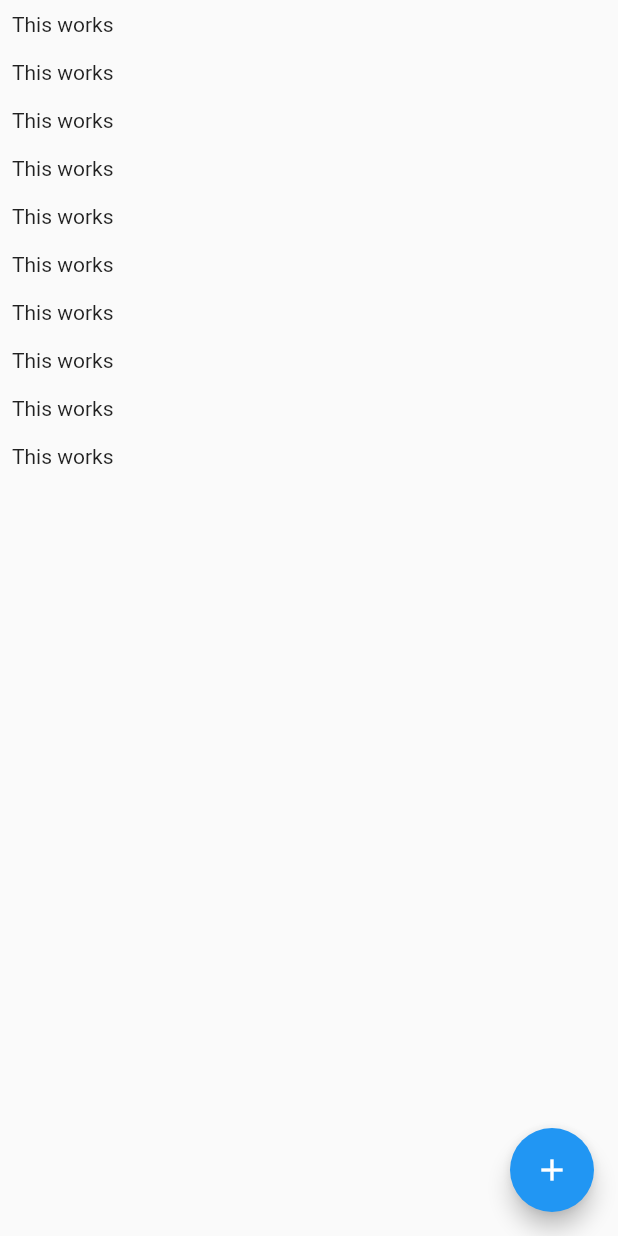
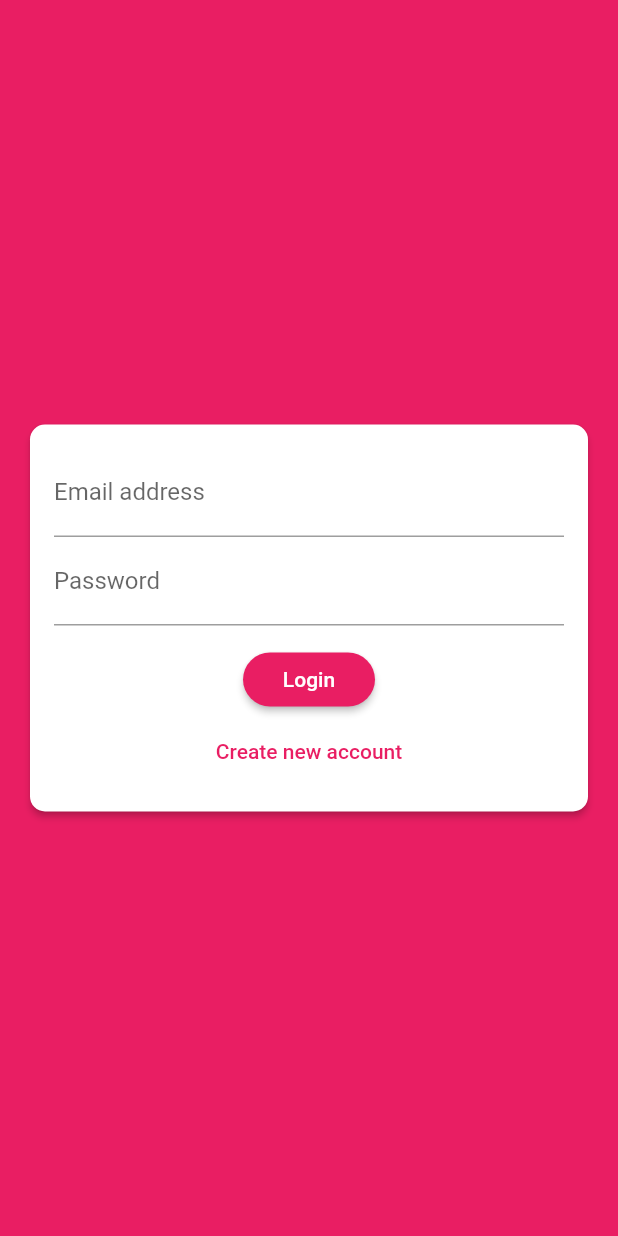
Before and after one commit to BunlaiKek/chat_app, a Flutter app: the screen it shows after launch, on a phone screen of 412 x 824 dp. Run offline on Flutter 3.47's test engine with Material 2 defaults, Android fonts, the phone set to English and light mode, and no system bars; our stand-ins replace cloud_firestore, firebase_auth; accounts and stored records are empty.

Commit message:
finish video 324

```diff
--- a/lib/main.dart
+++ b/lib/main.dart
@@ -1,5 +1,7 @@
 import './screens/chat_screen.dart';
 import 'package:flutter/material.dart';
+import 'package:firebase_auth/firebase_auth.dart';
+import './screens/auth_screen.dart';
 
 void main() {
   runApp(MyApp());
@@ -12,12 +14,29 @@ class MyApp extends StatelessWidget {
     return MaterialApp(
       title: 'Chat App',
       theme: ThemeData(
-
-        primarySwatch: Colors.blue,
-
+        primarySwatch: Colors.pink,
+        backgroundColor: Colors.pink,
+        accentColor: Colors.deepPurple,
+        accentColorBrightness: Brightness.dark,
+        buttonTheme: ButtonTheme.of(context).copyWith(
+          buttonColor: Colors.pink,
+          textTheme: ButtonTextTheme.primary,
+          shape: RoundedRectangleBorder(
+            borderRadius: BorderRadius.circular(20),
+          ),
+        ),
         visualDensity: VisualDensity.adaptivePlatformDensity,
       ),
-      home: ChatScreen(),
+      home: StreamBuilder(
+        stream: FirebaseAuth.instance.onAuthStateChanged,
+        builder: (context, userSnapshot) {
+          if (userSnapshot.hasData) {
+            return ChatScreen();
+          } else {
+            return AuthScreen();
+          }
+        },
+      ),
     );
   }
 }
--- a/lib/screens/auth_screen.dart
+++ b/lib/screens/auth_screen.dart
@@ -0,0 +1,75 @@
+import 'package:flutter/material.dart';
+import 'package:firebase_auth/firebase_auth.dart';
+import 'package:cloud_firestore/cloud_firestore.dart';
+import 'package:flutter/services.dart';
+import '../widgets/auth/auth_form.dart';
+
+class AuthScreen extends StatefulWidget {
+  @override
+  _AuthScreenState createState() => _AuthScreenState();
+}
+
+class _AuthScreenState extends State<AuthScreen> {
+  final _auth = FirebaseAuth.instance;
+
+  var _isLoading = false;
+
+  void _submitAuthForm(
+    String email,
+    String password,
+    String username,
+    bool isLogin,
+    BuildContext ctx,
+  ) async {
+    AuthResult authResult;
+
+    try {
+      setState(() {
+        _isLoading = true;
+      });
+      if (isLogin) {
+        authResult = await _auth.signInWithEmailAndPassword(
+          email: email,
+          password: password,
+        );
+      } else {
+        authResult = await _auth.createUserWithEmailAndPassword(
+          email: email,
+          password: password,
+        );
+        await Firestore.instance
+            .collection('users')
+            .document(authResult.user.uid)
+            .setData({'username': username, 'email': email});
+      }
+    } on PlatformException catch (err) {
+      var message = 'An error occured, please check your credentials.';
+      if (err.message != null) {
+        message = err.message;
+      }
+
+      Scaffold.of(ctx).showSnackBar(
+        SnackBar(
+          content: Text(message),
+          backgroundColor: Theme.of(ctx).errorColor,
+        ),
+      );
+      setState(() {
+        _isLoading = false;
+      });
+    } catch (err) {
+      print(err);
+      setState(() {
+        _isLoading = false;
+      });
+    }
+  }
+
+  @override
+  Widget build(BuildContext context) {
+    return Scaffold(
+      backgroundColor: Theme.of(context).primaryColor,
+      body: AuthForm(_submitAuthForm, _isLoading),
+    );
+  }
+}
--- /dev/null
+++ b/lib/widgets/auth/auth_form.dart
@@ -0,0 +1,138 @@
+import 'package:flutter/material.dart';
+
+class AuthForm extends StatefulWidget {
+  AuthForm(this.submitFn, this.isLoading);
+
+  final bool isLoading;
+  final void Function(String email, String password, String username,
+      bool isLogin, BuildContext ctx) submitFn;
+
+  @override
+  _AuthFormState createState() => _AuthFormState();
+}
+
+class _AuthFormState extends State<AuthForm> {
+  final _formKey = GlobalKey<FormState>();
+  var _isLogin = true;
+  String _userEmail = '';
+  String _userName = '';
+  String _userPassword = '';
+
+  void _trySubmit() {
+    final isValid = _formKey.currentState.validate();
+    FocusScope.of(context).unfocus();
+    if (isValid) {
+      _formKey.currentState.save();
+      // print(_userEmail);
+      // print(_userName);
+      // print(_userPassword);
+      widget.submitFn(
+        _userEmail.trim(),
+        _userPassword.trim(),
+        _userName.trim(),
+        _isLogin,
+        context,
+      );
+    }
+  }
+
+  @override
+  Widget build(BuildContext context) {
+    return Center(
+      child: Card(
+        shape: RoundedRectangleBorder(
+          borderRadius: BorderRadius.circular(10),
+        ),
+        elevation: 2,
+        margin: EdgeInsets.all(20),
+        child: SingleChildScrollView(
+          child: Padding(
+            padding: EdgeInsets.all(16),
+            child: Form(
+              key: _formKey,
+              child: Column(
+                mainAxisSize: MainAxisSize.min,
+                children: [
+                  TextFormField(
+                    key: ValueKey('email'),
+                    validator: (value) {
+                      if (value.isEmpty || !value.contains('@')) {
+                        return 'Please enter a valid email address.';
+                      }
+                      return null;
+                    },
+                    keyboardType: TextInputType.emailAddress,
+                    decoration: InputDecoration(
+                      labelText: 'Email address',
+                    ),
+                    onSaved: (value) {
+                      _userEmail = value;
+                    },
+                  ),
+                  if (!_isLogin)
+                    TextFormField(
+                      key: ValueKey('username'),
+                      validator: (value) {
+                        if (value.isEmpty || value.length < 4) {
+                          return 'Please enter at least 4 characters.';
+                        }
+                        return null;
+                      },
+                      decoration: InputDecoration(
+                        labelText: 'Username',
+                      ),
+                      onSaved: (value) {
+                        _userName = value;
+                      },
+                    ),
+                  TextFormField(
+                    key: ValueKey('password'),
+                    validator: (value) {
+                      if (value.isEmpty || value.length < 7) {
+                        return 'Password must be at least 7 characters long.';
+                      }
+                      return null;
+                    },
+                    decoration: InputDecoration(
+                      labelText: 'Password',
+                    ),
+                    obscureText: true,
+                    onSaved: (value) {
+                      _userPassword = value;
+                    },
+                  ),
+                  SizedBox(
+                    height: 12,
+                  ),
+                  if (widget.isLoading)
+                    CircularProgressIndicator(
+                      valueColor: AlwaysStoppedAnimation<Color>(
+                        Theme.of(context).primaryColor,
+                      ),
+                    ),
+                  if (!widget.isLoading)
+                    RaisedButton(
+                      onPressed: _trySubmit,
+                      child: Text(_isLogin ? 'Login' : 'Signup'),
+                    ),
+                  if (!widget.isLoading)
+                    FlatButton(
+                      onPressed: () {
+                        setState(() {
+                          _isLogin = !_isLogin;
+                        });
+                      },
+                      child: Text(_isLogin
+                          ? 'Create new account'
+                          : 'I already have an account'),
+                      textColor: Theme.of(context).primaryColor,
+                    ),
+                ],
+              ),
+            ),
+          ),
+        ),
+      ),
+    );
+  }
+}
--- a/pubspec.yaml
+++ b/pubspec.yaml
@@ -28,6 +28,7 @@ dependencies:
   # Use with the CupertinoIcons class for iOS style icons.
   cupertino_icons: ^1.0.0
   cloud_firestore: 0.13.5
+  firebase_auth: 0.16.1
 
 dev_dependencies:
   flutter_test:
```
Also changed, not shown: lib/screens/chat_screen.dart (+57 -14 lines), pubspec.lock.
